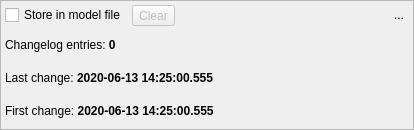
The window that libs/libgui/ui/widgets/changelogwidget.ui (pgmodeler/pgmodeler) describes before a commit, drawn with Qt 5.
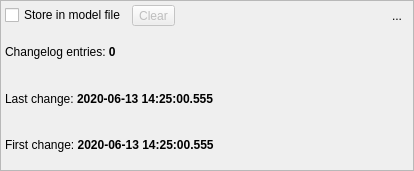
The same window after the commit. Icons and pictures are not drawn.

```diff
--- a/libs/libgui/ui/widgets/changelogwidget.ui
+++ b/libs/libgui/ui/widgets/changelogwidget.ui
@@ -7,7 +7,7 @@
     <x>0</x>
     <y>0</y>
     <width>414</width>
-    <height>130</height>
+    <height>171</height>
    </rect>
   </property>
   <property name="minimumSize">
@@ -76,18 +76,6 @@
       </property>
       <item row="0" column="4">
        <widget class="QToolButton" name="hide_tb">
-        <property name="minimumSize">
-         <size>
-          <width>20</width>
-          <height>20</height>
-         </size>
-        </property>
-        <property name="maximumSize">
-         <size>
-          <width>20</width>
-          <height>20</height>
-         </size>
-        </property>
         <property name="toolTip">
          <string>Hide this widget</string>
         </property>
@@ -98,6 +86,12 @@
          <iconset resource="../../res/resources.qrc">
           <normaloff>:/icons/icons/close1.png</normaloff>:/icons/icons/close1.png</iconset>
         </property>
+        <property name="iconSize">
+         <size>
+          <width>25</width>
+          <height>25</height>
+         </size>
+        </property>
         <property name="autoRaise">
          <bool>true</bool>
         </property>
```
Left out of the diff: 1 changed line with no effect on the pictures.
